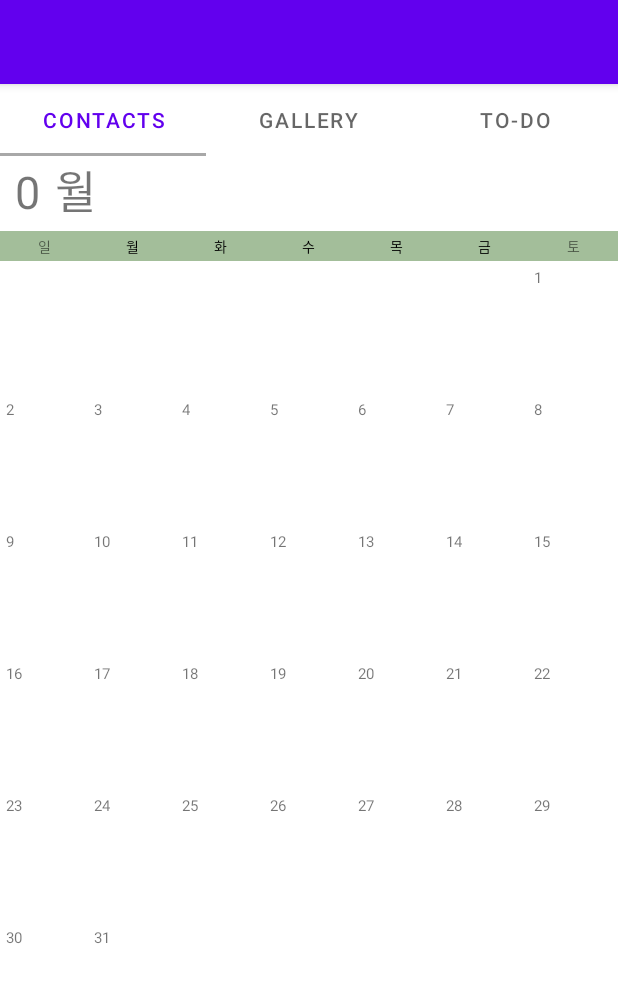
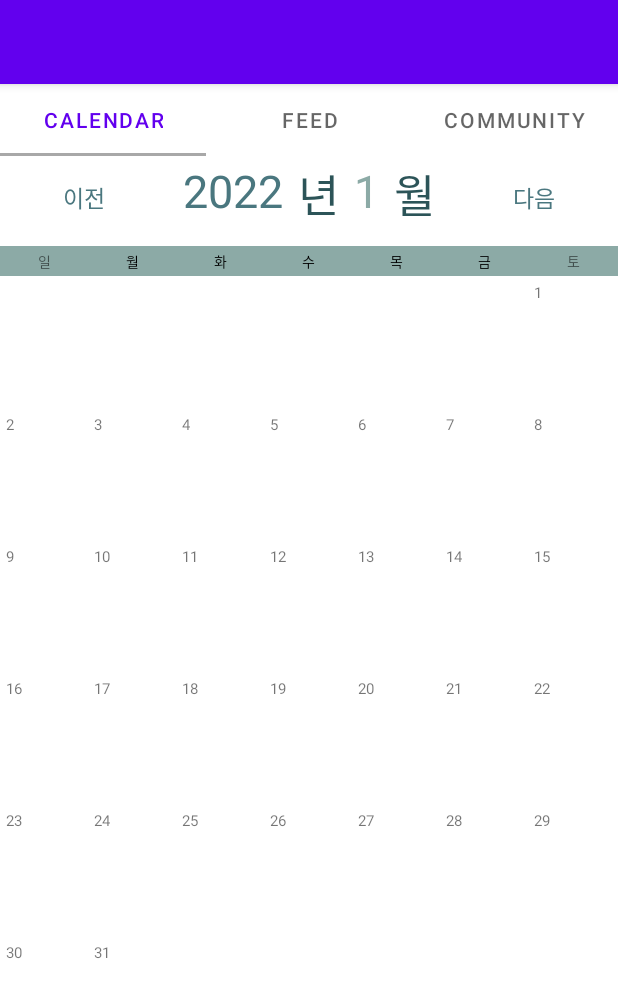
Before and after one commit to SooJ2/2021_flow_assign2, an Android app: the screen it shows after launch (MainActivity), on a phone screen of 412 x 824 dp. Shown: the top 997 px of the screen. Run offline under Robolectric (Android 15) with nearby library versions, the phone set to English and light mode, and no system bars.

Commit message:
Calendar finish

```diff
--- a/Assign2/app/src/main/java/com/example/assign2/Calendar.kt
+++ b/Assign2/app/src/main/java/com/example/assign2/Calendar.kt
@@ -7,6 +7,9 @@ import android.view.LayoutInflater
 import android.view.MotionEvent
 import android.view.View
 import android.view.ViewGroup
+import android.widget.BaseAdapter
+import androidx.fragment.app.FragmentManager
+import androidx.fragment.app.FragmentTransaction
 import com.example.assign2.databinding.FragmentCalendarBinding
 import java.lang.Exception
 import java.util.*
@@ -19,10 +22,19 @@ class Calendar : Fragment() {
     private lateinit var binding: FragmentCalendarBinding
 
     var mCalendar = ArrayList<String>()
-    lateinit var month: String
+    var calYear = 0
+    var calMonth = 0
+    var i = 0
+    lateinit var calAdapter: CalendarGridViewAdapter
 
     override fun onCreate(savedInstanceState: Bundle?) {
         super.onCreate(savedInstanceState)
+        binding = FragmentCalendarBinding.inflate(layoutInflater)
+        val today = GregorianCalendar()
+        calYear = today.get(1)
+        calMonth = today.get(2)
+        setCalendarList(calYear,calMonth)
+        calAdapter = CalendarGridViewAdapter(requireContext(),mCalendar)
     }
 
     override fun onCreateView(
@@ -30,16 +42,36 @@ class Calendar : Fragment() {
         savedInstanceState: Bundle?
     ): View? {
         // Inflate the layout for this fragment
-        binding = FragmentCalendarBinding.inflate(layoutInflater)
         val gridView = binding.calendar
-        gridView.adapter = CalendarGridViewAdapter(requireContext(),mCalendar)
-        val today = GregorianCalendar()
+        gridView.adapter = calAdapter
 
-        month = (today.get(2)).toString()
-        setCalendarList(today.get(1),today.get(2))
-        println("##############MONTH: $month!!")
-        println("@@@@@@@@@@@@@@@@@@@@ ${mCalendar}")
-        binding.calendarMonth.text= month
+        binding.calendarPrev.setOnClickListener {
+            println("!!PressPrev")
+            i -= 1
+            val curCalendar = GregorianCalendar(calYear,calMonth+i,1,0,0,0)
+            val tmpCalYear = curCalendar.get(1)
+            val tmpCalMonth = curCalendar.get(2)
+            setCalendarList(tmpCalYear,tmpCalMonth)
+            calAdapter.update(mCalendar)
+            binding.calendarMonth.text = (tmpCalMonth+1).toString()
+            binding.calendarYear.text = tmpCalYear.toString()
+        }
+
+        binding.calendarNext.setOnClickListener {
+            println("!!PressNext")
+
+            i += 1
+            val curCalendar = GregorianCalendar(calYear,calMonth+i,1,0,0,0)
+            val tmpCalYear = curCalendar.get(1)
+            val tmpCalMonth =curCalendar.get(2)
+            setCalendarList(tmpCalYear,tmpCalMonth)
+            calAdapter.update(mCalendar)
+            binding.calendarMonth.text = (tmpCalMonth+1).toString()
+            binding.calendarYear.text = tmpCalYear.toString()
+        }
+
+        binding.calendarMonth.text = (calMonth+1).toString()
+        binding.calendarYear.text = calYear.toString()
 
         return binding.root
     }
@@ -50,7 +82,7 @@ class Calendar : Fragment() {
     }
 
     fun setCalendarList(year:Int, month: Int){
-
+        mCalendar = ArrayList<String>()
         val cal = GregorianCalendar(year,month,1)
         try{
             val dayOfWeek = cal.get(GregorianCalendar.DAY_OF_WEEK) - 1; //해당 월에 시작하는 요일 -1 을 하면 빈칸을 구할 수 있겠죠 ?
@@ -67,4 +99,10 @@ class Calendar : Fragment() {
         }
     }
 
+    fun refreshFragment(fragment: Fragment, fragmentManager: FragmentManager){
+        println("refresh@")
+        var ft: FragmentTransaction = fragmentManager.beginTransaction()
+        ft.detach(fragment).attach(fragment).commit()
+    }
+
 }
--- a/Assign2/app/src/main/java/com/example/assign2/CalendarGridViewAdapter.kt
+++ b/Assign2/app/src/main/java/com/example/assign2/CalendarGridViewAdapter.kt
@@ -9,7 +9,7 @@ import kotlinx.android.synthetic.main.item_calendar.view.*
 
 class CalendarGridViewAdapter(private var context: Context, dateList: ArrayList<String>): BaseAdapter() {
 
-    val dates = dateList
+    var dates = dateList
 
     override fun getCount(): Int {
         return dates.size
@@ -25,10 +25,20 @@ class CalendarGridViewAdapter(private var context: Context, dateList: ArrayList<
 
     override fun getView(position: Int, convertView: View?, parent: ViewGroup?): View {
         val date = dates[position]
-        println("#@#@#@#@#@#@#@#@#@#@#@#$date")
         val inflater = context.getSystemService(Context.LAYOUT_INFLATER_SERVICE) as LayoutInflater
         val calendarView:View = inflater.inflate(R.layout.item_calendar,null)
         calendarView.calendarDayTextView.text = date
         return calendarView
     }
+
+    override fun notifyDataSetChanged() {
+        println("notify data changed")
+        super.notifyDataSetChanged()
+    }
+
+    fun update(dateList: ArrayList<String>){
+        println("in update stmt @@")
+        dates = dateList
+        notifyDataSetChanged()
+    }
 }
--- a/Assign2/app/src/main/res/layout/activity_main.xml
+++ b/Assign2/app/src/main/res/layout/activity_main.xml
@@ -18,17 +18,17 @@
         <com.google.android.material.tabs.TabItem
             android:layout_width="wrap_content"
             android:layout_height="wrap_content"
-            android:text="Contacts" />
+            android:text="Calendar" />
 
         <com.google.android.material.tabs.TabItem
             android:layout_width="wrap_content"
             android:layout_height="wrap_content"
-            android:text="Gallery" />
+            android:text="Feed" />
 
         <com.google.android.material.tabs.TabItem
             android:layout_width="wrap_content"
             android:layout_height="wrap_content"
-            android:text="To-DO" />
+            android:text="Community" />
     </com.google.android.material.tabs.TabLayout>
 
     <FrameLayout
--- a/Assign2/app/src/main/res/layout/fragment_calendar.xml
+++ b/Assign2/app/src/main/res/layout/fragment_calendar.xml
@@ -13,35 +13,79 @@
 
 
         <LinearLayout
-            android:layout_width="match_parent"
-            android:layout_height="wrap_content"
-            android:animateLayoutChanges="true"
-            android:background="@color/white"
-            android:orientation="horizontal">
+            android:layout_width="wrap_content"
+            android:layout_height="50dp"
+            android:orientation="horizontal"
+            android:layout_gravity="center"
+            android:paddingTop="5dp">
+
+            <TextView
+                android:id="@+id/calendarPrev"
+                android:layout_width="70dp"
+                android:layout_height="wrap_content"
+                android:text="이전"
+                android:textSize="15sp"
+                android:layout_gravity="center"
+                android:textColor="#4A777F"/>
+            <TextView
+                android:id="@+id/calendarYear"
+                android:layout_width="wrap_content"
+                android:layout_height="50dp"
+                android:text="Year"
+                android:layout_marginLeft="10dp"
+                android:textSize="30sp"
+                android:layout_gravity="center"
+                android:textColor="#4A777F" />
+
+            <TextView
+                android:layout_width="wrap_content"
+                android:layout_height="50dp"
+                android:text="년"
+                android:layout_marginLeft="10dp"
+                android:textSize="30sp"
+                android:layout_gravity="center"
+                android:textColor="#2C5458" />
 
             <TextView
                 android:id="@+id/calendarMonth"
                 android:layout_width="wrap_content"
                 android:layout_height="50dp"
-                android:text="month"
+                android:text="Month"
                 android:layout_marginLeft="10dp"
-                android:textSize="30sp" />
+                android:textSize="30sp"
+                android:layout_gravity="center"
+                android:textColor="#8CAAA6" />
 
             <TextView
                 android:layout_width="wrap_content"
+                android:layout_height="50dp"
+                android:text="월"
+                android:layout_marginLeft="10dp"
+                android:textSize="30sp"
+                android:layout_gravity="center"
+                android:textColor="#2C5458" />
+            <TextView
+                android:id="@+id/calendarNext"
+                android:layout_width="70dp"
                 android:layout_height="wrap_content"
+               android:text="다음"
                 android:layout_marginLeft="10dp"
-                android:text="월"
-               android:textSize="30sp"/>
+                android:textSize="15sp"
+                android:layout_gravity="center"
+                android:gravity="right"
+                android:textColor="#4A777F"/>
+
 
         </LinearLayout>
 
 
+
         <LinearLayout
             android:id="@+id/calendarLinearLayout"
+            android:layout_marginTop="10dp"
             android:layout_width="match_parent"
             android:layout_height="20dp"
-            android:background="#A3BE9A"
+            android:background="#8CAAA6"
             android:orientation="horizontal">
 
             <TextView
```
Also changed, not shown: Assign2/app/src/main/res/layout/item_calendar_header.xml (deleted, +0 -20 lines), Assign2/app/src/main/res/layout/item_day.xml (deleted, +0 -32 lines), Assign2/app/src/main/res/layout/item_day_empty.xml (deleted, +0 -12 lines).
